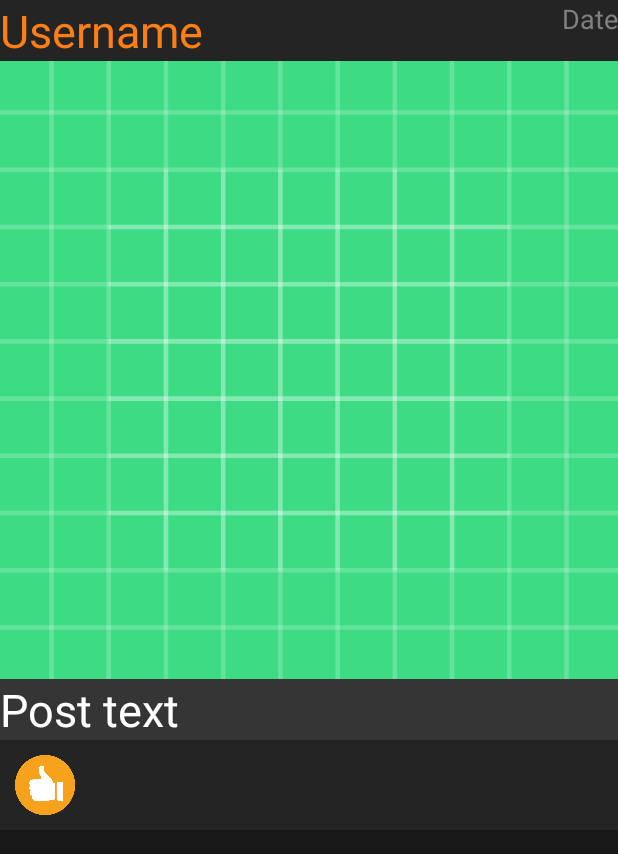
After one commit to vojke98/IntereStationApp, an Android app: the layout customcell.xml on its own in the app's theme, with its tools: preview values and no code run, on a phone screen of 412 x 824 dp. The commit adds this screen. Shown: the top 854 px of the screen. Run offline under Robolectric (Android 15) with nearby library versions, the phone set to English and light mode, and no system bars; network calls fail.

Commit message:
Posts view (in progress).

```diff
--- a/app/build.gradle
+++ b/app/build.gradle
@@ -37,4 +37,5 @@ dependencies {
     androidTestImplementation 'androidx.test.ext:junit:1.1.2'
     androidTestImplementation 'androidx.test.espresso:espresso-core:3.3.0'
     implementation 'com.android.volley:volley:1.1.1'
+    implementation 'com.squareup.picasso:picasso:2.71828'
 }
--- /dev/null
+++ b/app/src/main/res/layout/customcell.xml
@@ -0,0 +1,79 @@
+<?xml version="1.0" encoding="utf-8"?>
+<RelativeLayout xmlns:android="http://schemas.android.com/apk/res/android"
+    xmlns:tools="http://schemas.android.com/tools"
+    android:layout_width="match_parent"
+    android:layout_height="match_parent"
+    android:background="@color/is_bg">
+
+    <LinearLayout
+        android:id="@+id/postHead"
+        android:orientation="horizontal"
+        android:layout_width="match_parent"
+        android:layout_height="wrap_content"
+        android:background="@color/is_post_bg">
+
+        <TextView
+            android:id="@+id/owner_name_lbl"
+            android:layout_width="0dp"
+            android:layout_height="match_parent"
+            android:layout_weight="1"
+            android:text="Username"
+            android:textColor="@color/is_link"
+            android:background="@color/is_post_bg"
+            android:textSize="30sp"
+            android:maxLines="1"/>
+
+        <TextView
+            android:id="@+id/date_lbl"
+            android:layout_width="0dp"
+            android:layout_height="match_parent"
+            android:layout_weight="1"
+            android:background="@color/is_post_bg"
+            android:gravity="end"
+            android:maxLines="1"
+            android:text="Date"
+            android:textColor="@color/is_info"
+            android:textSize="18sp" />
+    </LinearLayout>
+
+    <ImageView
+        android:id="@+id/post_imageview"
+        android:layout_width="match_parent"
+        android:layout_height="wrap_content"
+        android:layout_below="@id/postHead"
+        android:background="@color/is_post_bg"
+        android:src="@drawable/ic_launcher_background"
+        tools:ignore="NotSibling"
+        android:adjustViewBounds="true"/>
+
+    <TextView
+        android:id="@+id/post_text_lbl"
+        android:layout_width="match_parent"
+        android:layout_height="wrap_content"
+        android:layout_below="@id/post_imageview"
+        android:text="Post text"
+        android:textColor="@android:color/white"
+        android:textSize="30sp"
+        android:background="@color/is_txt_bg" />
+
+    <LinearLayout
+        android:orientation="horizontal"
+        android:layout_width="match_parent"
+        android:layout_height="wrap_content"
+        android:background="@color/is_post_bg"
+        android:layout_below="@id/post_text_lbl"
+        android:padding="10dp">
+
+    <ImageButton
+        android:id="@+id/likeBtn"
+        android:layout_height="40dp"
+        android:layout_width="40dp"
+        android:text="Like"
+        android:layout_gravity="center_horizontal"
+        android:adjustViewBounds="true"
+        android:src="@drawable/like"
+        android:scaleType="fitXY"
+        android:background="@android:color/transparent" />
+    </LinearLayout>
+
+</RelativeLayout>
--- a/app/src/main/res/values/colors.xml
+++ b/app/src/main/res/values/colors.xml
@@ -7,4 +7,10 @@
     <color name="teal_700">#FF018786</color>
     <color name="black">#FF000000</color>
     <color name="white">#FFFFFFFF</color>
+
+    <color name="is_bg">#181818</color>
+    <color name="is_link">#fd7e14</color>
+    <color name="is_info">#808080</color>
+    <color name="is_txt_bg">#353535</color>
+    <color name="is_post_bg">#242424</color>
 </resources>
```
Also changed, not shown: app/src/main/java/com/example/interestationapp/MainActivity.java (+71 -49 lines), app/src/main/java/com/example/interestationapp/PostAdapter.java (added, +51 -0 lines), app/src/main/java/com/example/interestationapp/Posts.java (added, +80 -0 lines), app/src/main/java/com/example/interestationapp/Users.java (added, +32 -0 lines), app/src/main/res/layout/activity_main.xml (+10 -28 lines), app/src/main/res/drawable/like.png (added).
